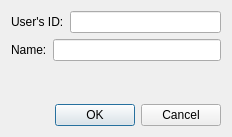
This is Swift/QtUI/QtAddContactDialog.ui in swift/swift as Qt 5 draws it before an edit. The edited form follows.
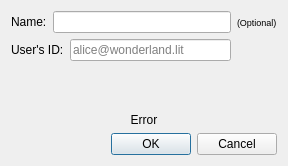
This is the edited form.

Commit message:
Pretty up Add Contact dialog.
Resolves: #371

Patch:
```diff
--- a/Swift/QtUI/QtAddContactDialog.ui
+++ b/Swift/QtUI/QtAddContactDialog.ui
@@ -6,29 +6,15 @@
    <rect>
     <x>0</x>
     <y>0</y>
-    <width>232</width>
-    <height>137</height>
+    <width>288</width>
+    <height>166</height>
    </rect>
   </property>
   <property name="windowTitle">
    <string>Add contact</string>
   </property>
-  <layout class="QVBoxLayout" name="verticalLayout">
-   <item>
-    <layout class="QHBoxLayout" name="horizontalLayout">
-     <item>
-      <widget class="QLabel" name="label">
-       <property name="text">
-        <string>User's ID:</string>
-       </property>
-      </widget>
-     </item>
-     <item>
-      <widget class="QLineEdit" name="contactJID_"/>
-     </item>
-    </layout>
-   </item>
-   <item>
+  <layout class="QGridLayout" name="gridLayout">
+   <item row="0" column="0">
     <layout class="QHBoxLayout" name="horizontalLayout_2">
      <item>
       <widget class="QLabel" name="label_2">
@@ -42,17 +28,72 @@
      </item>
     </layout>
    </item>
-   <item>
+   <item row="0" column="1">
+    <widget class="QLabel" name="label_4">
+     <property name="sizePolicy">
+      <sizepolicy hsizetype="Fixed" vsizetype="Preferred">
+       <horstretch>0</horstretch>
+       <verstretch>0</verstretch>
+      </sizepolicy>
+     </property>
+     <property name="font">
+      <font>
+       <pointsize>7</pointsize>
+      </font>
+     </property>
+     <property name="text">
+      <string>(Optional)</string>
+     </property>
+     <property name="alignment">
+      <set>Qt::AlignLeading|Qt::AlignLeft|Qt::AlignVCenter</set>
+     </property>
+    </widget>
+   </item>
+   <item row="1" column="0">
+    <layout class="QHBoxLayout" name="horizontalLayout">
+     <item>
+      <widget class="QLabel" name="label">
+       <property name="text">
+        <string>User's ID:</string>
+       </property>
+      </widget>
+     </item>
+     <item>
+      <widget class="QLineEdit" name="contactJID_">
+       <property name="placeholderText">
+        <string>alice@wonderland.lit</string>
+       </property>
+      </widget>
+     </item>
+    </layout>
+   </item>
+   <item row="2" column="0">
+    <spacer name="verticalSpacer">
+     <property name="orientation">
+      <enum>Qt::Vertical</enum>
+     </property>
+     <property name="sizeHint" stdset="0">
+      <size>
+       <width>20</width>
+       <height>41</height>
+      </size>
+     </property>
+    </spacer>
+   </item>
+   <item row="3" column="0" colspan="2">
     <widget class="QLabel" name="errorLabel_">
      <property name="text">
-      <string/>
+      <string>Error</string>
      </property>
      <property name="textFormat">
       <enum>Qt::RichText</enum>
      </property>
+     <property name="alignment">
+      <set>Qt::AlignCenter</set>
+     </property>
     </widget>
    </item>
-   <item>
+   <item row="4" column="0" colspan="2">
     <widget class="QDialogButtonBox" name="buttons_">
      <property name="orientation">
       <enum>Qt::Horizontal</enum>
```
